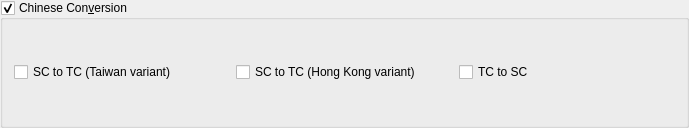
Above: src/ui/chineseconversion.ui from xiaoyifang/goldendict-ng before the change. Below: the same form after it.
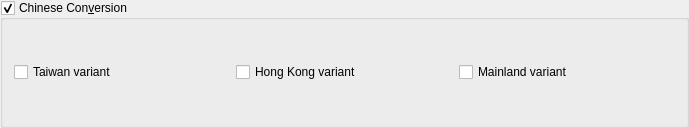
That is the form after the change.

Commit message: opt:rename to more meaningful form

What changed in the file:
```diff
--- a/src/ui/chineseconversion.ui
+++ b/src/ui/chineseconversion.ui
@@ -35,7 +35,7 @@
       <string>Enable conversion from simplified characters to traditional (Taiwan variant) characters</string>
      </property>
      <property name="text">
-      <string>SC to TC (Taiwan variant)</string>
+      <string>Taiwan variant</string>
      </property>
     </widget>
    </item>
@@ -45,7 +45,7 @@
       <string>Enable conversion from simplified characters to traditional (Hong Kong variant) characters</string>
      </property>
      <property name="text">
-      <string>SC to TC (Hong Kong variant)</string>
+      <string>Hong Kong variant</string>
      </property>
     </widget>
    </item>
@@ -55,7 +55,7 @@
       <string>Enable conversion from traditional characters to simplified characters</string>
      </property>
      <property name="text">
-      <string>TC to SC</string>
+      <string>Mainland variant</string>
      </property>
     </widget>
    </item>
```
